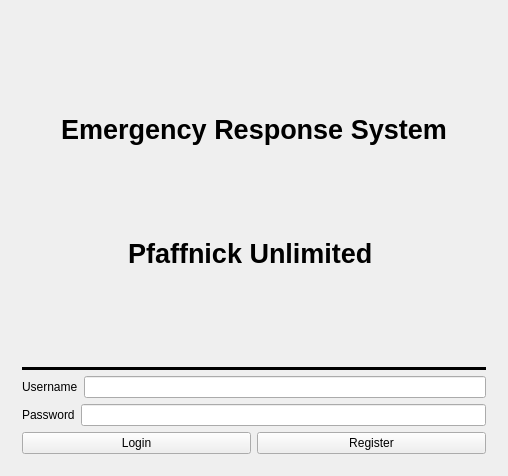
Before: the Qt Designer form mainwindow.ui in XinChen96/Emergency-Response-System, drawn with Qt 5.
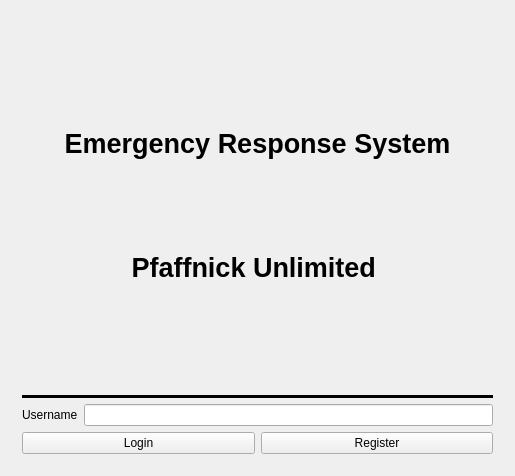
After: the same form once the commit is applied. The open tabs and pages were chosen to show the change.

Commit message: Fixed main menu GUI

Patch:
```diff
--- a/mainwindow.ui
+++ b/mainwindow.ui
@@ -6,7 +6,7 @@
    <rect>
     <x>0</x>
     <y>0</y>
-    <width>476</width>
+    <width>515</width>
     <height>476</height>
    </rect>
   </property>
@@ -77,20 +77,6 @@
           </item>
          </layout>
         </item>
-        <item>
-         <layout class="QHBoxLayout" name="passwordLayout">
-          <item>
-           <widget class="QLabel" name="password">
-            <property name="text">
-             <string>Password</string>
-            </property>
-           </widget>
-          </item>
-          <item>
-           <widget class="QLineEdit" name="enterPassword"/>
-          </item>
-         </layout>
-        </item>
         <item>
          <layout class="QHBoxLayout" name="login_reg">
           <item>
```
Left out of the diff: 2 changed lines with no effect on the pictures.
